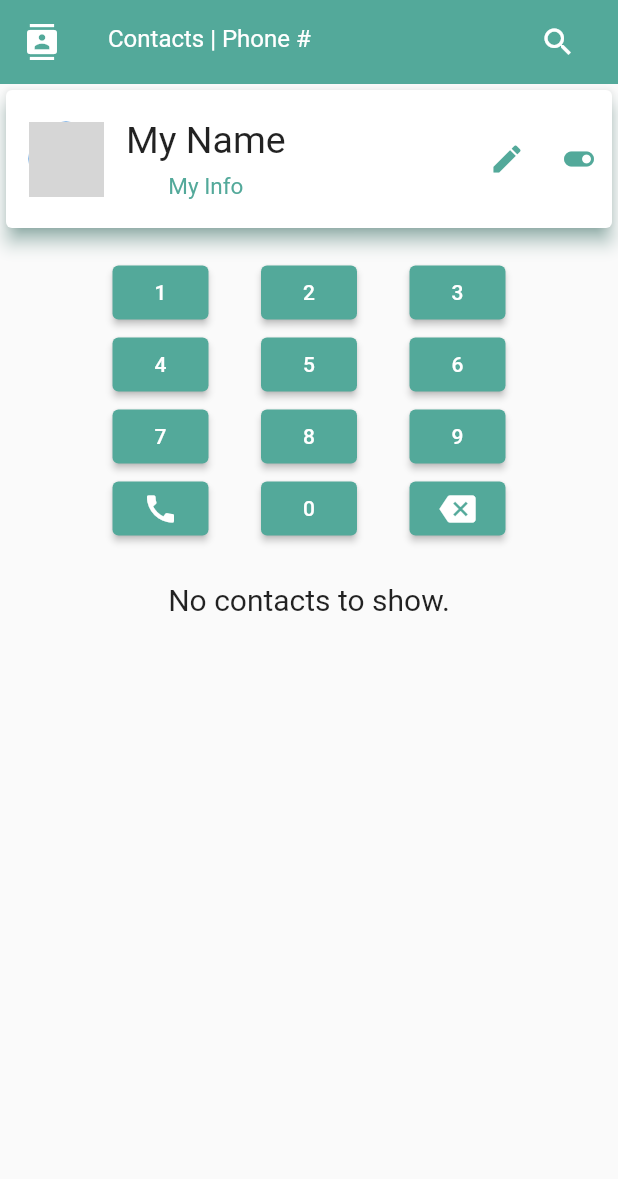
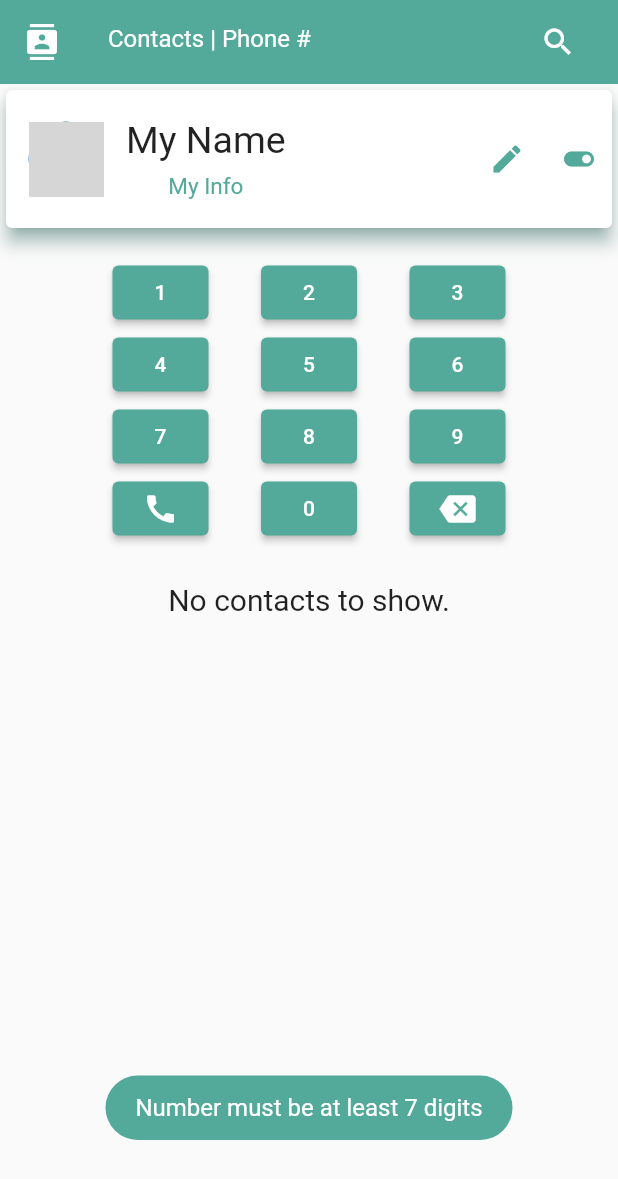
Before and after one commit to BrianJr03/myContacts, a Flutter app: the screen it shows after launch, after a tap on the "toggle off" icon, after a tap on the "call" icon, on a phone screen of 412 x 824 dp. Shown: the top 1179 px of the screen. Run offline on Flutter 3.47's test engine with Material 2 defaults, Android fonts, the phone set to English and light mode, and no system bars; our stand-ins replace auto_size_text, flutter_contacts, fluttertoast, grouped_list, image_picker, shared_preferences; missing offline and left inert: flutter_phone_direct_caller; grey boxes are pictures that could not be loaded.

Commit message:
adds listener to search controller

```diff
--- a/contacts_screen/lib/pages/contacts_page/contacts_page.dart
+++ b/contacts_screen/lib/pages/contacts_page/contacts_page.dart
@@ -53,6 +53,7 @@ class _ContactsPageState extends State<ContactsPage> {
   TextStyle get _myInfoStyle =>
       TextStyle(fontSize: 15, color: ColorsPlus.secondaryColor);
 
+  /// Indicates the visibility of [_dialer].
   bool _isDialerShown = false;
 
   @override
@@ -61,6 +62,9 @@ class _ContactsPageState extends State<ContactsPage> {
     _getContacts();
     _getProfilePic();
     _getMyNameAndInfo();
+    _searchBarContr.addListener(() {
+      _filterSearchResults(_searchBarContr.text);
+    });
   }
 
   @override
@@ -188,119 +192,6 @@ class _ContactsPageState extends State<ContactsPage> {
         cancelText: "Cancel");
   }
 
-  SliverList _dialer() {
-    return SliverList(
-        delegate: SliverChildListDelegate([
-      const SizedBox(height: 15),
-      Column(
-        mainAxisAlignment: MainAxisAlignment.center,
-        children: [
-          Row(
-            mainAxisAlignment: MainAxisAlignment.center,
-            children: [
-              ElevatedButton(
-                  style: ButtonStyle(
-                      backgroundColor:
-                          MaterialStateProperty.all(ColorsPlus.secondaryColor)),
-                  onPressed: () {},
-                  child: const Text("1")),
-              const SizedBox(width: 35),
-              ElevatedButton(
-                  style: ButtonStyle(
-                      backgroundColor:
-                          MaterialStateProperty.all(ColorsPlus.secondaryColor)),
-                  onPressed: () {},
-                  child: const Text("2")),
-              const SizedBox(width: 35),
-              ElevatedButton(
-                  style: ButtonStyle(
-                      backgroundColor:
-                          MaterialStateProperty.all(ColorsPlus.secondaryColor)),
-                  onPressed: () {},
-                  child: const Text("3"))
-            ],
-          ),
-          Row(
-            mainAxisAlignment: MainAxisAlignment.center,
-            children: [
-              ElevatedButton(
-                  style: ButtonStyle(
-                      backgroundColor:
-                          MaterialStateProperty.all(ColorsPlus.secondaryColor)),
-                  onPressed: () {},
-                  child: const Text("4")),
-              const SizedBox(width: 35),
-              ElevatedButton(
-                  style: ButtonStyle(
-                      backgroundColor:
-                          MaterialStateProperty.all(ColorsPlus.secondaryColor)),
-                  onPressed: () {},
-                  child: const Text("5")),
-              const SizedBox(width: 35),
-              ElevatedButton(
-                  style: ButtonStyle(
-                      backgroundColor:
-                          MaterialStateProperty.all(ColorsPlus.secondaryColor)),
-                  onPressed: () {},
-                  child: const Text("6"))
-            ],
-          ),
-          Row(
-            mainAxisAlignment: MainAxisAlignment.center,
-            children: [
-              ElevatedButton(
-                  style: ButtonStyle(
-                      backgroundColor:
-                          MaterialStateProperty.all(ColorsPlus.secondaryColor)),
-                  onPressed: () {},
-                  child: const Text("7")),
-              const SizedBox(width: 35),
-              ElevatedButton(
-                  style: ButtonStyle(
-                      backgroundColor:
-                          MaterialStateProperty.all(ColorsPlus.secondaryColor)),
-                  onPressed: () {},
-                  child: const Text("8")),
-              const SizedBox(width: 35),
-              ElevatedButton(
-                  style: ButtonStyle(
-                      backgroundColor:
-                          MaterialStateProperty.all(ColorsPlus.secondaryColor)),
-                  onPressed: () {},
-                  child: const Text("9"))
-            ],
-          ),
-          Row(
-            mainAxisAlignment: MainAxisAlignment.center,
-            children: [
-              ElevatedButton(
-                  style: ButtonStyle(
-                      backgroundColor:
-                          MaterialStateProperty.all(ColorsPlus.secondaryColor)),
-                  onPressed: () {},
-                  child: const Icon(Icons.call)),
-              const SizedBox(width: 35),
-              ElevatedButton(
-                  style: ButtonStyle(
-                      backgroundColor:
-                          MaterialStateProperty.all(ColorsPlus.secondaryColor)),
-                  onPressed: () {},
-                  child: const Text("0")),
-              const SizedBox(width: 35),
-              ElevatedButton(
-                  style: ButtonStyle(
-                      backgroundColor:
-                          MaterialStateProperty.all(ColorsPlus.secondaryColor)),
-                  onPressed: () {},
-                  child: const Icon(Icons.backspace))
-            ],
-          ),
-          const SizedBox(height: 15),
-        ],
-      )
-    ]));
-  }
-
   /// Card used to display a user's name, info, and photo.
   ///
   /// Must be tapped to show the Update Info dialog.
@@ -315,7 +206,9 @@ class _ContactsPageState extends State<ContactsPage> {
             child: Row(
               children: [
                 const SizedBox(width: 15),
-                _avatar(radius: 25),
+                InkWell(
+                    onTap: (() => _showUpdateInfoDialog()),
+                    child: _avatar(radius: 25)),
                 const SizedBox(width: 15),
                 InkWell(
                     onTap: (() => _showUpdateInfoDialog()),
@@ -327,11 +220,17 @@ class _ContactsPageState extends State<ContactsPage> {
                 const SizedBox(width: 24),
                 _isDialerShown
                     ? InkWell(
-                        onTap: () => setState((() => _isDialerShown = false)),
+                        onTap: () {
+                          setState((() => _isDialerShown = false));
+                          FocusManager.instance.primaryFocus?.unfocus();
+                        },
                         child: Icon(Icons.toggle_on,
                             color: ColorsPlus.secondaryColor))
                     : InkWell(
-                        onTap: () => setState((() => _isDialerShown = true)),
+                        onTap: () {
+                          setState((() => _isDialerShown = true));
+                          FocusManager.instance.primaryFocus?.unfocus();
+                        },
                         child: Icon(Icons.toggle_off,
                             color: ColorsPlus.secondaryColor)),
                 const SizedBox(width: 10)
@@ -341,6 +240,62 @@ class _ContactsPageState extends State<ContactsPage> {
         ),
       ]),
     );
+  }
+
+  /// Displays a dialer for easier number entry.
+  ///
+  /// Can be toggled via [_myContactCard].
+  SliverList _dialer() {
+    return SliverList(
+        delegate: SliverChildListDelegate([
+      const SizedBox(height: 15),
+      Column(
+        mainAxisAlignment: MainAxisAlignment.center,
+        children: [
+          Row(
+            mainAxisAlignment: MainAxisAlignment.center,
+            children: [
+              _dialerButton("1"),
+              const SizedBox(width: 35),
+              _dialerButton("2"),
+              const SizedBox(width: 35),
+              _dialerButton("3")
+            ],
+          ),
+          Row(
+            mainAxisAlignment: MainAxisAlignment.center,
+            children: [
+              _dialerButton("4"),
+              const SizedBox(width: 35),
+              _dialerButton("5"),
+              const SizedBox(width: 35),
+              _dialerButton("6")
+            ],
+          ),
+          Row(
+            mainAxisAlignment: MainAxisAlignment.center,
+            children: [
+              _dialerButton("7"),
+              const SizedBox(width: 35),
+              _dialerButton("8"),
+              const SizedBox(width: 35),
+              _dialerButton("9")
+            ],
+          ),
+          Row(
+            mainAxisAlignment: MainAxisAlignment.center,
+            children: [
+              _makeCallBTN(phoneNumber: _searchBarContr.text),
+              const SizedBox(width: 35),
+              _dialerButton("0"),
+              const SizedBox(width: 35),
+              _dialerBackSpace()
+            ],
+          ),
+          const SizedBox(height: 15),
+        ],
+      )
+    ]));
   }
 
   /// Card used for the user's contacts.
@@ -503,7 +458,7 @@ class _ContactsPageState extends State<ContactsPage> {
           numToContact.length <= 11)
         Column(
           children: [
-            _makeCallBTN(phoneNumber: numToContact, noMatchingContact: true),
+            if (!_isDialerShown) _makeCallBTN(phoneNumber: numToContact),
             _createSmsBTN(phoneNumber: numToContact)
           ],
         )
@@ -515,14 +470,14 @@ class _ContactsPageState extends State<ContactsPage> {
   /// If [noMatchingContact] is true, a dialog box will appear after a button
   /// press, allowing the user to confirm their decision to call
   /// an unknown number.
-  ElevatedButton _makeCallBTN(
-      {required String phoneNumber, bool noMatchingContact = false}) {
+  ElevatedButton _makeCallBTN({required String phoneNumber}) {
     return ElevatedButton(
         style: ButtonStyle(
             backgroundColor:
                 MaterialStateProperty.all(ColorsPlus.secondaryColor)),
         onPressed: () {
-          if (noMatchingContact) {
+          if (int.tryParse(_searchBarContr.text) != null &&
+              _searchBarContr.text.length >= 7) {
             DialogPlus.showDialogPlus(
                 content: AutoSizeText.rich(TextSpan(
                     text: 'This will call ',
@@ -548,8 +503,13 @@ class _ContactsPageState extends State<ContactsPage> {
                 submitText: 'Call',
                 title: const Text("Make Call"));
           } else {
-            Navigator.pop(context);
-            _makeCall(phoneNumber);
+            Fluttertoast.showToast(
+                msg: "Number must be at least 7 digits",
+                toastLength: Toast.LENGTH_SHORT,
+                timeInSecForIosWeb: 1,
+                backgroundColor: ColorsPlus.secondaryColor,
+                textColor: ColorsPlus.primaryColor,
+                fontSize: 16.0);
           }
         },
         child: Icon(Icons.call, color: ColorsPlus.primaryColor));
@@ -579,6 +539,34 @@ class _ContactsPageState extends State<ContactsPage> {
           _sendEmail(emailAddress);
         },
         child: Icon(Icons.email, color: ColorsPlus.primaryColor));
+  }
+
+  /// Button used in [_dialer]
+  ElevatedButton _dialerButton(String text) {
+    return ElevatedButton(
+        style: ButtonStyle(
+            backgroundColor:
+                MaterialStateProperty.all(ColorsPlus.secondaryColor)),
+        onPressed: () {
+          _searchBarContr.text += text;
+          FocusManager.instance.primaryFocus?.unfocus();
+        },
+        child: Text(text));
+  }
+
+  /// Backspace button used in [_dialer]
+  ElevatedButton _dialerBackSpace() {
+    return ElevatedButton(
+        style: ButtonStyle(
+            backgroundColor:
+                MaterialStateProperty.all(ColorsPlus.secondaryColor)),
+        onPressed: () {
+          var str = _searchBarContr.text;
+          if (str.isNotEmpty) {
+            _searchBarContr.text = str.substring(0, str.length - 1);
+          }
+        },
+        child: const Icon(Icons.backspace));
   }
 
   /// Calls [contactNumber]. This is a direct call and starts immediately.
@@ -630,6 +618,7 @@ class _ContactsPageState extends State<ContactsPage> {
                         }),
                     child: const Icon(Icons.contacts)),
                 title: TextField(
+                  maxLines: 1,
                   controller: _searchBarContr,
                   style: TextStyle(color: ColorsPlus.primaryColor),
                   cursorColor: ColorsPlus.primaryColor,
```
